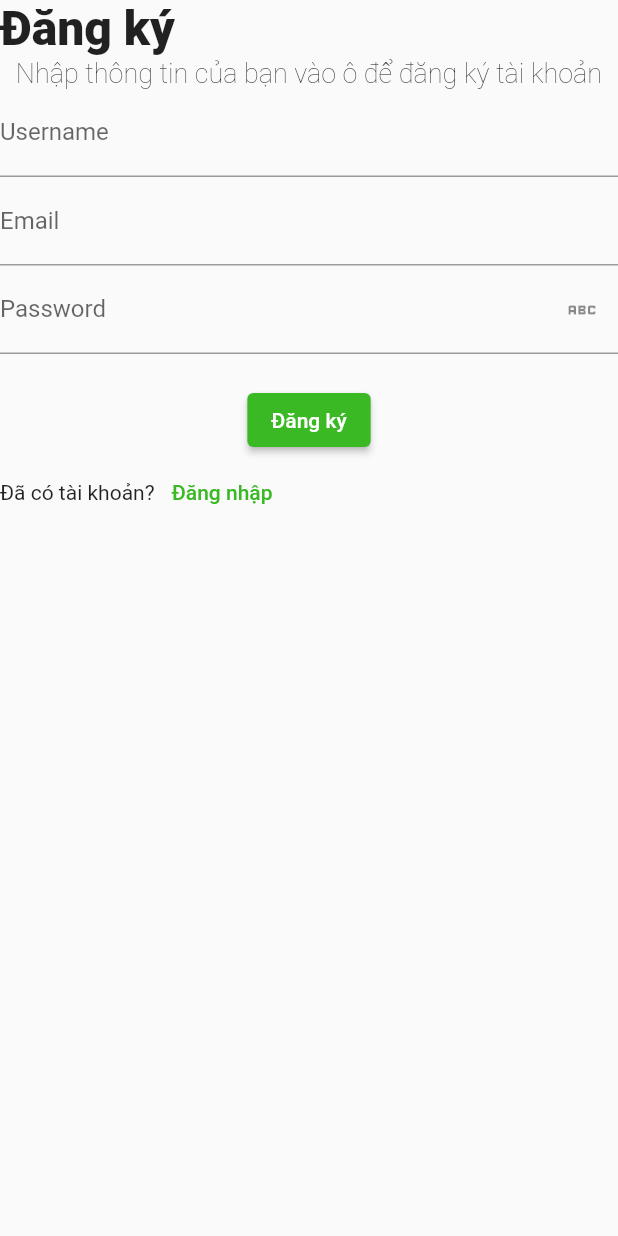
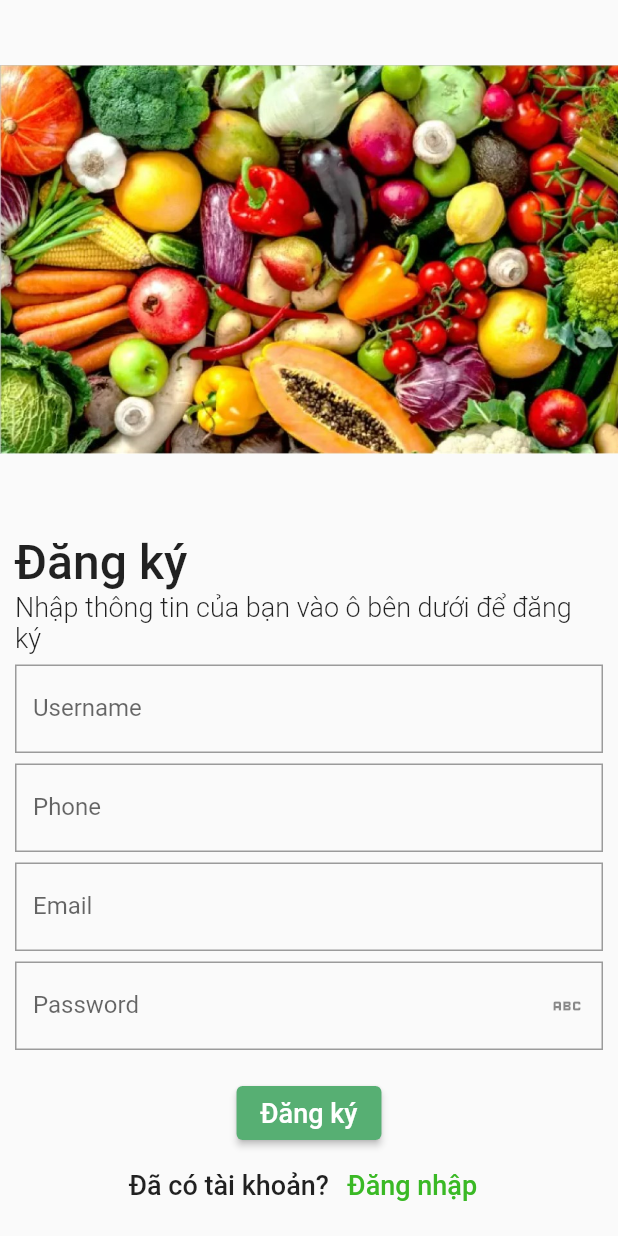
Before and after one commit to lqtrong01/DoAnDiDong, a Flutter app: the RegisterScreen screen opened directly, after a tap on "Đăng ký", on a phone screen of 412 x 824 dp. Run offline on Flutter 3.47's test engine with Material 2 defaults, Android fonts, the phone set to English and light mode, and no system bars.

Commit message:
trangdangky_commit_2_trangdangnhap_commit_1

```diff
--- a/lib/trangdangky.dart
+++ b/lib/trangdangky.dart
@@ -10,6 +10,7 @@ class RegisterScreen extends StatefulWidget {
 class _RegisterScreenState extends State<RegisterScreen> {
   TextEditingController txt_username = TextEditingController();
   TextEditingController txt_email = TextEditingController();
+  TextEditingController txt_phone = TextEditingController();
   TextEditingController txt_password = TextEditingController();
   bool isCheckedVisiblePassword = false;
   @override
@@ -17,35 +18,58 @@ class _RegisterScreenState extends State<RegisterScreen> {
     return Scaffold(
       body: Column(
         children: [
+          Expanded(
+            child: Image.asset('assets/img/dangky.jpg',
+              width: MediaQuery.of(context).size.width,
+              height: MediaQuery.of(context).size.height,),
+          ),
           Container(
+            padding: EdgeInsets.all(10.0),
             child: Column(
               mainAxisSize: MainAxisSize.max,
+              crossAxisAlignment: CrossAxisAlignment.start,
               children: [
                 const Row(children: [
-                   Text("Đăng ký", style: TextStyle(fontSize: 32.0,fontWeight: FontWeight.w800),textAlign: TextAlign.start,),
+                   Text("Đăng ký", style: TextStyle(fontSize: 32.0,fontWeight: FontWeight.w500),textAlign: TextAlign.start,),
                 ],),
-                const Text("Nhập thông tin của bạn vào ô để đăng ký tài khoản", style: TextStyle(fontSize: 18.0, fontWeight: FontWeight.w200),),
+                const Text("Nhập thông tin của bạn vào ô bên dưới để đăng ký", style: TextStyle(fontSize: 18.0, fontWeight: FontWeight.w300),),
+                const SizedBox(height: 7.0,),
                 TextField(
                   controller: txt_username,
                   keyboardType: TextInputType.text,
                   decoration: const InputDecoration(
+                    border: OutlineInputBorder(borderRadius: BorderRadius.all(Radius.zero),borderSide: BorderSide(color: Colors.black,width: 0.1)),
                     labelText: "Username",
                     hintText: "Nhập vào username",
                   ),
                 ),
+                const SizedBox(height: 7.0,),
                 TextField(
+                  controller: txt_phone,
+                  keyboardType: TextInputType.phone,
+                  decoration: const InputDecoration(
+                    border: OutlineInputBorder(borderRadius: BorderRadius.all(Radius.zero),borderSide: BorderSide(color: Colors.black,width: 0.1)),
+                    labelText: "Phone",
+                    hintText: "Nhập số điện thoại",
+                  ),
+                ),
+                const SizedBox(height: 7.0,),
+                TextFormField(
                   controller: txt_email,
                   keyboardType: TextInputType.emailAddress,
                   decoration: const InputDecoration(
+                    border: OutlineInputBorder(borderRadius: BorderRadius.all(Radius.zero),borderSide: BorderSide(color: Colors.black,width: 0.1)),
                     labelText: "Email",
                     hintText: "Nhập vào email",
                   ),
                 ),
+                const SizedBox(height: 7.0,),
                 TextField(
                   obscureText: isCheckedVisiblePassword,
                   controller: txt_password,
                   keyboardType: TextInputType.visiblePassword,
                   decoration: InputDecoration(
+                    border: OutlineInputBorder(borderRadius: BorderRadius.all(Radius.zero),borderSide: BorderSide(color: Colors.black,width: 0.1)),
                     labelText: "Password",
                     hintText: "Nhập vào password",
                     suffixIcon: IconButton(onPressed: () {
@@ -56,15 +80,17 @@ class _RegisterScreenState extends State<RegisterScreen> {
                     }, icon: isCheckedVisiblePassword?Icon(Icons.remove_red_eye):Icon(Icons.abc)),
                   ),
                 ),
-                const SizedBox(height: 20.0,),
-                ElevatedButton(style:const ButtonStyle(backgroundColor: MaterialStatePropertyAll(Color.fromRGBO(58, 185, 37, 100))),onPressed: () {
+                const SizedBox(height: 18.0,),
+                Row(mainAxisAlignment: MainAxisAlignment.center,children: [
+                  ElevatedButton(style:const ButtonStyle(backgroundColor: MaterialStatePropertyAll(Color.fromRGBO(87, 175, 115, 100))),onPressed: () {
 
-                }, child: const Text("Đăng ký")),
-                Row(children: [ const
-                  Text("Đã có tài khoản? "),
+                  }, child: const Text("Đăng ký",style: TextStyle(fontWeight: FontWeight.w500,fontSize: 18.0))),
+                ],),
+                Row(mainAxisAlignment: MainAxisAlignment.center,children: [ const
+                  Text("Đã có tài khoản? ",style: TextStyle(fontWeight: FontWeight.w500,fontSize: 18.0)),
                   TextButton(onPressed: () {
 
-                  }, child: Text("Đăng nhập",style: TextStyle(color: Color.fromRGBO(58, 185, 37, 100))),)
+                  }, child: const Text("Đăng nhập",style: TextStyle(fontWeight: FontWeight.w500,fontSize: 18.0,color: Color.fromRGBO(58, 185, 37, 100))),)
                 ],)
               ],
             ),
--- a/pubspec.yaml
+++ b/pubspec.yaml
@@ -59,8 +59,9 @@ flutter:
   uses-material-design: true
 
   # To add assets to your application, add an assets section, like this:
-  # assets:
-  #   - images/a_dot_burr.jpeg
+  assets:
+   - assets/img/dangky.jpg
+   - assets/img/dangnhap.jpg
   #   - images/a_dot_ham.jpeg
 
   # An image asset can refer to one or more resolution-specific "variants", see
```
Also changed, not shown: lib/trangdangnhap.dart (added, +82 -0 lines), assets/img/dangky.jpg (added), assets/img/dangnhap.jpg (added).
